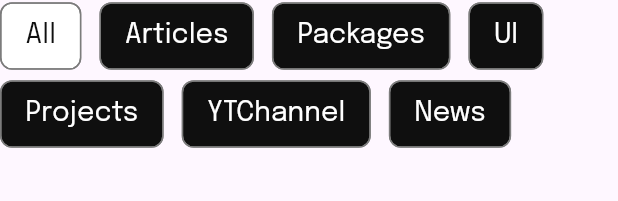
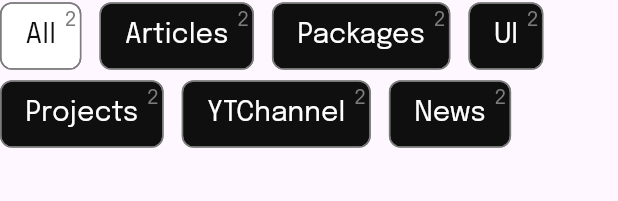
Before and after one commit to Ankit180898/flutter_resource_gallery, a Flutter app: the TabsView widget shown alone on an empty page, opened directly, on a phone screen of 412 x 824 dp. Shown: the top 201 px of the screen. Run offline on Flutter 3.47's test engine with Material 3 defaults, Android fonts, the phone set to English and light mode, and no system bars; our stand-ins replace flutter_svg, get, google_fonts, lottie, supabase_flutter; accounts and stored records are empty; statements that could not run were skipped.

Commit message:
Added count on categories chip

```diff
--- a/lib/view/home/components/tabs_view.dart
+++ b/lib/view/home/components/tabs_view.dart
@@ -12,9 +12,7 @@ class TabsView extends StatelessWidget {
 
     // Select the "All" category chip by default when the widget is initialized
 
-
     return Wrap(
-
       spacing: 12.0,
       runSpacing: 4.0,
       children: categories.map((category) {
@@ -22,13 +20,23 @@ class TabsView extends StatelessWidget {
           onTap: () {
             controller.filterResourcesByCategory(category);
           },
-          child: Obx(() => Chip(
-                side:const BorderSide(color: iconColor),
-                label: Text(category, style: normalText(18, controller.selectedChip.value == category?bgColor:textColor)),
-                backgroundColor: controller.selectedChip.value == category
-                    ? textColor
-                    : bgColor,
-              )),
+          child: Obx(() => Stack(
+            children: [
+              Chip(
+                    side: const BorderSide(color: iconColor),
+                    label: Text(category,
+                        style: normalText(
+                            18,
+                            controller.selectedChip.value == category
+                                ? bgColor
+                                : textColor)),
+                    backgroundColor: controller.selectedChip.value == category
+                        ? textColor
+                        : bgColor,
+                  ),
+                  Positioned(right: 3, top: 3, child: Text("2",style: normalText(14, iconColor),))
+            ],
+          )),
         );
       }).toList(),
     );
--- a/pubspec.yaml
+++ b/pubspec.yaml
@@ -34,6 +34,7 @@ dependencies:
   flutter_svg: ^2.0.10+1
   get: ^4.6.6
   google_fonts: ^6.2.1
+  logger: ^2.2.0
   lottie: ^3.1.0
   supabase_flutter: ^2.3.4
   url_launcher: ^6.2.5
```
Also changed, not shown: lib/controller/supabase_controller.dart (+16 -0 lines), pubspec.lock.
